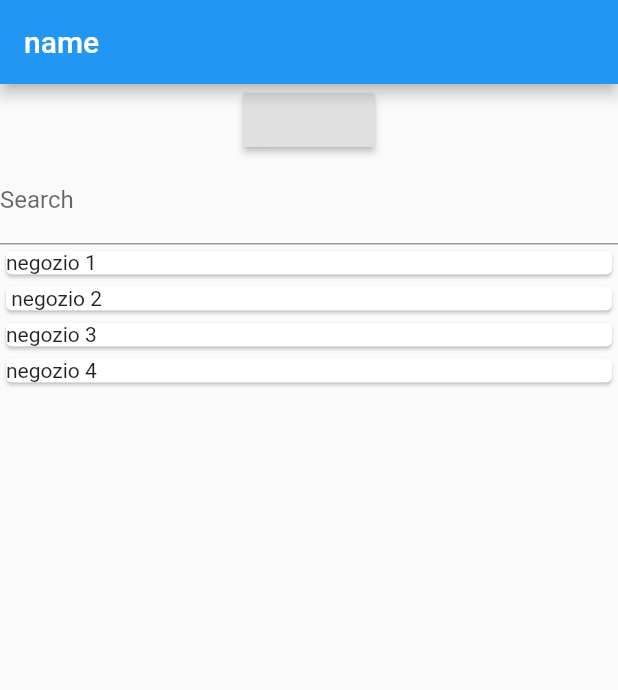
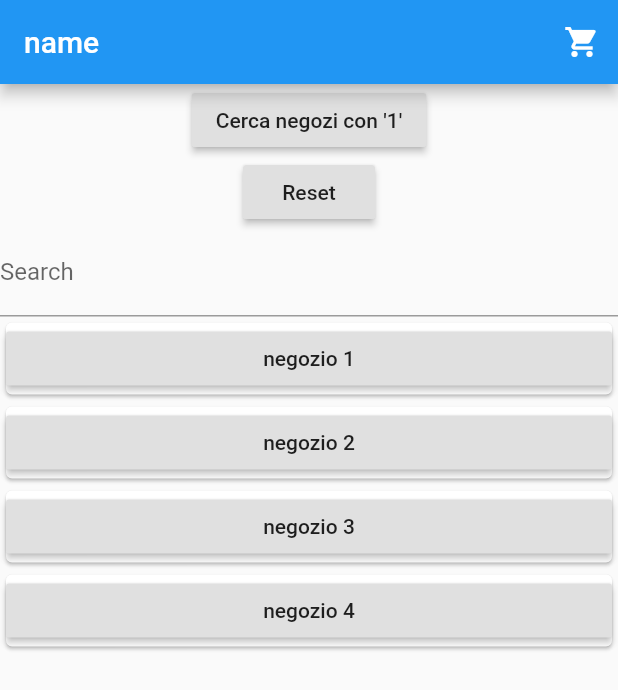
Before and after one commit to VenturaLorenzo/DaPozzo-Ventura-DIMA, a Flutter app: the screen it shows after launch, on a phone screen of 412 x 824 dp. Shown: the top 690 px of the screen. Run offline on Flutter 3.47's test engine with Material 2 defaults, Android fonts, the phone set to English and light mode, and no system bars; our stand-ins replace bloc, flutter_bloc.

Commit message:
aggiunto pagina carrello e pagina del rivenditore

```diff
--- a/Development/dapozzo_ventura_app/lib/events/market_place_event.dart
+++ b/Development/dapozzo_ventura_app/lib/events/market_place_event.dart
@@ -7,7 +7,11 @@ class MarketPlaceSearch extends MarketPlaceEvent {
 
   MarketPlaceSearch(this.query);
 }
+class MarketPlaceReset extends MarketPlaceEvent {
 
+
+  MarketPlaceReset();
+}
 class MarketPlaceEnter extends MarketPlaceEvent {
 
   final Vendor whereToEnter;
--- a/Development/dapozzo_ventura_app/lib/ui/home_page.dart
+++ b/Development/dapozzo_ventura_app/lib/ui/home_page.dart
@@ -2,6 +2,7 @@ import 'package:dapozzo_ventura_app/blocs/market_place_bloc.dart';
 import 'package:dapozzo_ventura_app/events/market_place_event.dart';
 import 'package:dapozzo_ventura_app/models/market_place_model.dart';
 import 'package:dapozzo_ventura_app/states/market_place_state.dart';
+import 'package:dapozzo_ventura_app/ui/vendor_list_widget.dart';
 import 'package:flutter/cupertino.dart';
 import 'package:flutter/material.dart';
 import 'package:flutter_bloc/flutter_bloc.dart';
@@ -12,21 +13,38 @@ class Home extends StatefulWidget {
 }
 
 class _HomeState extends State<Home> {
+  final _marketPlaceBloc = MarketPlaceBloc();
+
   @override
   Widget build(BuildContext context) {
-
-    final _marketPlaceBloc = MarketPlaceBloc();
-
     return Scaffold(
       appBar: AppBar(
+        actions: [
+          IconButton(
+            onPressed: () {
+
+              Navigator.pushNamed(context, "/cart");
+            },
+            icon:Icon( Icons.shopping_cart),
+          )
+        ],
         title: Text("name"),
       ),
       body: BlocProvider(
         builder: (BuildContext context) => _marketPlaceBloc,
-        child: Column(children: [RaisedButton(onPressed: (){
-          _marketPlaceBloc.add(MarketPlaceSearch("ciao"));}
-        ,),
-
+        child: Column(children: [
+          RaisedButton(
+            onPressed: () {
+              _marketPlaceBloc.add(MarketPlaceSearch("1"));
+            },
+            child: Text("Cerca negozi con '1'"),
+          ),
+          RaisedButton(
+            onPressed: () {
+              _marketPlaceBloc.add(MarketPlaceReset());
+            },
+            child: Text("Reset"),
+          ),
           TextField(
             onSubmitted: (typedText) {
               _marketPlaceBloc.add(MarketPlaceSearch(typedText));
@@ -36,28 +54,22 @@ class _HomeState extends State<Home> {
           Expanded(
             child: BlocBuilder<MarketPlaceBloc, MarketPlaceState>(
               builder: (context, state) {
+                List<String> vendors;
+
                 if (state is MarketPlaceInitial) {
-                  print("sto costruendo markeplaceInitial");
-
-                  List<String> vendors = state.initialResult.vendorsList;
-                  return ListView.builder(
-                    itemCount: vendors.length,
-                    itemBuilder: (context, index) => Card(
-                      child: Text(vendors[index]),
-                    ),
-                  );
+                  vendors = state.initialResult.vendorsList;
+                  return VendorList(vendors);
                 } else {
                   if (state is MarketPlaceSearched) {
-                    print("sto costruendo markeplaceSearched");
-
-                    return Text(state.result.vendorsList.toString());
+                    vendors = state.result.vendorsList;
+                    return VendorList(vendors);
                   } else {
                     if (state is MarketPlaceGeneralError) {
                       return Text(state.error.toString());
                     }
                   }
                 }
-                return Text("ciao");
+                return Text("Error");
               },
             ),
           ),
@@ -65,4 +77,11 @@ class _HomeState extends State<Home> {
       ),
     );
   }
+
+  @override
+  void dispose() {
+    // TODO: implement dispose
+    super.dispose();
+    _marketPlaceBloc.close();
+  }
 }
--- /dev/null
+++ b/Development/dapozzo_ventura_app/lib/ui/vendor_list_widget.dart
@@ -0,0 +1,19 @@
+import 'package:flutter/cupertino.dart';
+import 'package:flutter/material.dart';
+
+class VendorList extends StatelessWidget {
+  final List<String> vendors;
+
+  VendorList(this.vendors);
+  @override
+  Widget build(BuildContext context) {
+    return ListView.builder(
+      itemCount: vendors.length,
+      itemBuilder: (context, index) => Card(
+        child: RaisedButton(child: Text(vendors[index]),onPressed: (){
+          Navigator.pushNamed(context, "/vendor" , arguments: vendors[index]);
+        },),
+      ),
+    );
+  }
+}
--- a/Development/dapozzo_ventura_app/lib/ui/vendor_page.dart
+++ b/Development/dapozzo_ventura_app/lib/ui/vendor_page.dart
@@ -1,4 +1,5 @@
 import 'package:flutter/cupertino.dart';
+import 'package:flutter/material.dart';
 
 class Vendor extends StatefulWidget {
   @override
@@ -6,8 +7,11 @@ class Vendor extends StatefulWidget {
 }
 
 class _VendorState extends State<Vendor> {
+
   @override
   Widget build(BuildContext context) {
-    return Container();
+    final String vendor= ModalRoute.of(context).settings.arguments;
+
+    return Scaffold(appBar: AppBar(title: Text(vendor),),);
   }
 }
```
Also changed, not shown: Development/dapozzo_ventura_app/lib/blocs/market_place_bloc.dart (+9 -4 lines), Development/dapozzo_ventura_app/lib/main.dart (+3 -5 lines), Development/dapozzo_ventura_app/lib/models/market_place_model.dart (+12 -1 lines), Development/dapozzo_ventura_app/lib/ui/cart_page.dart (+14 -1 lines), Development/dapozzo_ventura_app/lib/inutilizzati/loading_page.dart (renamed from Development/dapozzo_ventura_app/lib/ui/loading_page.dart).
